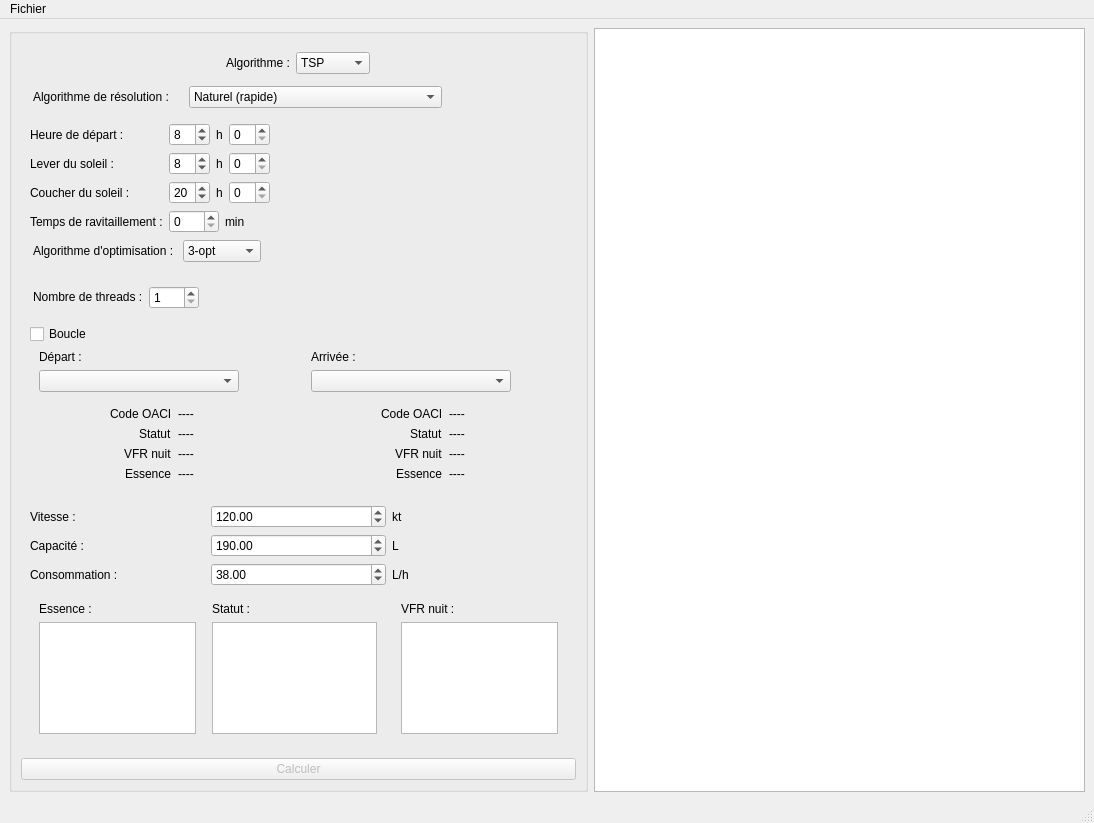
The window that Interface_Graphique/mainwindowtest.ui (Akahara/FlightPath) describes before a commit, drawn with Qt 5.
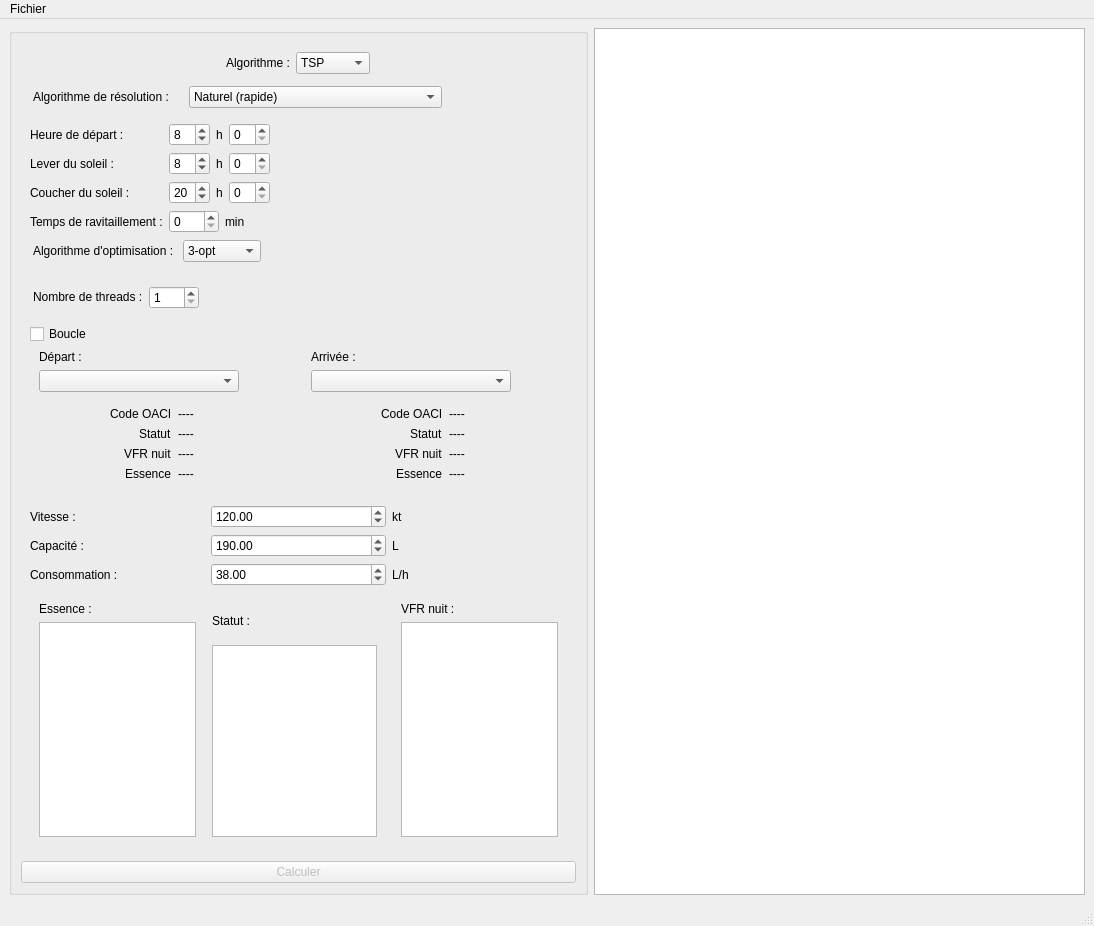
The same window after the commit.

Diff of the .ui file:
```diff
--- a/Interface_Graphique/mainwindowtest.ui
+++ b/Interface_Graphique/mainwindowtest.ui
@@ -7,7 +7,7 @@
     <x>0</x>
     <y>0</y>
     <width>1094</width>
-    <height>823</height>
+    <height>926</height>
    </rect>
   </property>
   <property name="windowTitle">
@@ -19,10 +19,16 @@
      <widget class="QGroupBox" name="leftPanel">
       <property name="sizePolicy">
        <sizepolicy hsizetype="Fixed" vsizetype="Expanding">
-        <horstretch>10</horstretch>
+        <horstretch>0</horstretch>
         <verstretch>0</verstretch>
        </sizepolicy>
       </property>
+      <property name="maximumSize">
+       <size>
+        <width>16777215</width>
+        <height>16777215</height>
+       </size>
+      </property>
       <property name="styleSheet">
        <string notr="true"/>
       </property>
@@ -956,7 +962,7 @@
            <number>1</number>
           </property>
           <item>
-           <widget class="QWidget" name="widget" native="true">
+           <widget class="QWidget" name="EssenceViewWidget" native="true">
             <property name="sizePolicy">
              <sizepolicy hsizetype="Preferred" vsizetype="Preferred">
               <horstretch>0</horstretch>
@@ -996,7 +1002,7 @@
           <item>
            <widget class="QWidget" name="verticalWidget" native="true">
             <property name="sizePolicy">
-             <sizepolicy hsizetype="Preferred" vsizetype="Preferred">
+             <sizepolicy hsizetype="Expanding" vsizetype="Preferred">
               <horstretch>0</horstretch>
               <verstretch>0</verstretch>
              </sizepolicy>
@@ -1013,6 +1019,12 @@
              </property>
              <item>
               <widget class="QLabel" name="label_12">
+               <property name="sizePolicy">
+                <sizepolicy hsizetype="Expanding" vsizetype="Preferred">
+                 <horstretch>0</horstretch>
+                 <verstretch>0</verstretch>
+                </sizepolicy>
+               </property>
                <property name="text">
                 <string>Statut :</string>
                </property>
@@ -1021,7 +1033,7 @@
              <item>
               <widget class="QTableView" name="StatutViewTable">
                <property name="sizePolicy">
-                <sizepolicy hsizetype="Preferred" vsizetype="Expanding">
+                <sizepolicy hsizetype="Expanding" vsizetype="Preferred">
                  <horstretch>0</horstretch>
                  <verstretch>0</verstretch>
                 </sizepolicy>
```
Left out of the diff: 6 changed lines with no effect on the pictures.
